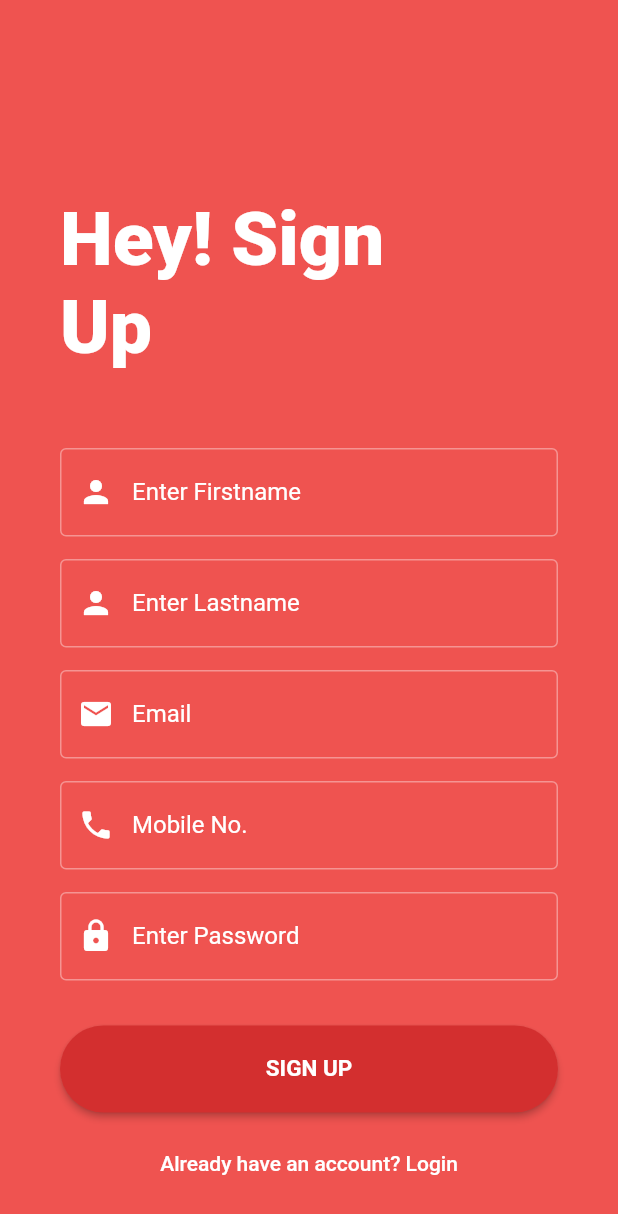
After one commit to FlutterStack/est, a Flutter app: the SignUp screen opened by its route, after a tap on "SIGN UP", on a phone screen of 412 x 824 dp. The commit adds this screen. Shown: the top 1214 px of the screen. Run offline on Flutter 3.47's test engine with Material 2 defaults, Android fonts, the phone set to English and light mode, and no system bars; our stand-ins replace bloc, carousel_pro, equatable, flutter_bloc, font_awesome_flutter, google_fonts and 4 more; missing offline and left inert: dropdownfield; accounts and stored records are empty; network calls fail.

Commit message:
Added sign up functionality

```diff
--- /dev/null
+++ b/app/lib/SignupScreen/signup.dart
@@ -0,0 +1,217 @@
+import 'package:expert_properties/bloc/user/cubit/user_cubit.dart';
+import 'package:expert_properties/bloc/userfavorites/cubit/userfavorites_cubit.dart';
+import 'package:expert_properties/constants.dart';
+import 'package:flutter/material.dart';
+import 'package:flutter_bloc/flutter_bloc.dart';
+import 'package:wave/config.dart';
+import 'package:wave/wave.dart';
+
+class SignUp extends StatefulWidget {
+  @override
+  _SignUpState createState() => _SignUpState();
+}
+
+class _SignUpState extends State<SignUp> {
+  final TextEditingController _txtFirstname = TextEditingController();
+  final TextEditingController _txtLastname = TextEditingController();
+  final TextEditingController _txtEmail = TextEditingController();
+  final TextEditingController _txtMobile = TextEditingController();
+  final TextEditingController _txtPassword = TextEditingController();
+  final GlobalKey<ScaffoldState> _scaffoldKey = GlobalKey<ScaffoldState>();
+  bool isRegistered = false;
+  @override
+  void dispose() {
+    _txtFirstname.dispose();
+    _txtLastname.dispose();
+    _txtEmail.dispose();
+    _txtMobile.dispose();
+    _txtPassword.dispose();
+    super.dispose();
+  }
+
+  @override
+  Widget build(BuildContext context) {
+    return Scaffold(
+      backgroundColor: Colors.red[400],
+      key: _scaffoldKey,
+      body: Container(
+        height: MediaQuery.of(context).size.height,
+        child: Container(
+          padding: EdgeInsets.all(40),
+          child: Column(
+            crossAxisAlignment: CrossAxisAlignment.start,
+            children: [
+              Container(
+                width: 220,
+                margin: EdgeInsets.only(
+                    top: MediaQuery.of(context).size.height * .11),
+                child: Text(
+                  'Hey! Sign Up',
+                  style: TextStyle(fontSize: 50, fontWeight: FontWeight.w900),
+                ),
+              ),
+              Column(
+                children: [
+                  SizedBox(
+                    height: 50,
+                  ),
+                  TextField(
+                    controller: _txtFirstname,
+                    decoration: InputDecoration(
+                      border: OutlineInputBorder(
+                        borderSide: BorderSide(color: Colors.white),
+                      ),
+                      labelText: 'Enter Firstname',
+                      labelStyle: TextStyle(color: Colors.white),
+                      prefixIcon: Icon(
+                        Icons.person,
+                        color: Colors.white,
+                      ),
+                    ),
+                  ),
+                  SizedBox(
+                    height: 15,
+                  ),
+                  TextField(
+                    controller: _txtLastname,
+                    decoration: InputDecoration(
+                      border: OutlineInputBorder(
+                        borderSide: BorderSide(color: Colors.white),
+                      ),
+                      labelText: 'Enter Lastname',
+                      labelStyle: TextStyle(color: Colors.white),
+                      prefixIcon: Icon(
+                        Icons.person,
+                        color: Colors.white,
+                      ),
+                    ),
+                  ),
+                  SizedBox(
+                    height: 15,
+                  ),
+                  TextField(
+                    controller: _txtEmail,
+                    decoration: InputDecoration(
+                      border: OutlineInputBorder(
+                        borderSide: BorderSide(color: Colors.white),
+                      ),
+                      labelText: 'Email',
+                      labelStyle: TextStyle(color: Colors.white),
+                      prefixIcon: Icon(
+                        Icons.email,
+                        color: Colors.white,
+                      ),
+                    ),
+                  ),
+                  SizedBox(
+                    height: 15,
+                  ),
+                  TextField(
+                    controller: _txtMobile,
+                    decoration: InputDecoration(
+                      border: OutlineInputBorder(
+                        borderSide: BorderSide(color: Colors.white),
+                      ),
+                      labelText: 'Mobile No.',
+                      labelStyle: TextStyle(color: Colors.white),
+                      prefixIcon: Icon(
+                        Icons.phone,
+                        color: Colors.white,
+                      ),
+                    ),
+                  ),
+                  SizedBox(
+                    height: 15,
+                  ),
+                  TextField(
+                    controller: _txtPassword,
+                    obscureText: true,
+                    decoration: InputDecoration(
+                      border: OutlineInputBorder(
+                        borderSide: BorderSide(color: Colors.white),
+                      ),
+                      labelText: 'Enter Password',
+                      labelStyle: TextStyle(color: Colors.white),
+                      prefixIcon: Icon(
+                        Icons.lock,
+                        color: Colors.white,
+                      ),
+                    ),
+                  ),
+                  SizedBox(
+                    height: 30,
+                  ),
+                  Container(
+                    width: MediaQuery.of(context).size.width,
+                    child: RaisedButton(
+                      shape: RoundedRectangleBorder(
+                        borderRadius: BorderRadius.circular(30.0),
+                      ),
+                      padding: EdgeInsets.all(20),
+                      color: Colors.red[700],
+                      onPressed: () {
+                        performSignUp();
+                      },
+                      child: Text(
+                        'SIGN UP',
+                        style: TextStyle(
+                            fontSize: 15, fontWeight: FontWeight.w700),
+                      ),
+                    ),
+                  ),
+                  SizedBox(
+                    height: 10,
+                  ),
+                  FlatButton(
+                    onPressed: () {
+                      Navigator.pushNamedAndRemoveUntil(
+                        context,
+                        '/login',
+                        ModalRoute.withName('/signup'),
+                      );
+                    },
+                    child: Text('Already have an account? Login'),
+                  )
+                ],
+              )
+            ],
+          ),
+        ),
+      ),
+    );
+  }
+
+  Future performSignUp() async {
+    final UserCubit _userCubit = BlocProvider.of<UserCubit>(context);
+    Map<String, dynamic> info = {
+      "firstname": _txtFirstname.text,
+      "lastname": _txtLastname.text,
+      "email": _txtEmail.text,
+      "mobile": _txtMobile.text,
+      "password": _txtPassword.text
+    };
+    isRegistered = await _userCubit.registerUser(info).then((value) => value);
+    setState(() {
+      isRegistered = isRegistered;
+    });
+
+    if (isRegistered == true) {
+      showSnackBar(context);
+    }
+  }
+
+  /////////////////////
+  ///showSnackBar
+  /////////////////////
+  void showSnackBar(BuildContext context) {
+    final snackBar = SnackBar(
+      content: Text(
+        'You successfully registered!',
+        style: TextStyle(
+            fontSize: 16.0, fontWeight: FontWeight.w600, color: Colors.white),
+      ),
+      backgroundColor: Color.fromRGBO(66, 66, 66, 0.9),
+    );
+    _scaffoldKey.currentState.showSnackBar(snackBar);
+  }
+}
--- a/app/lib/bloc/user/cubit/user_cubit.dart
+++ b/app/lib/bloc/user/cubit/user_cubit.dart
@@ -41,4 +41,13 @@ class UserCubit extends Cubit<UserState> {
       emit(UserError("Error, failed to sign in the user"));
     }
   }
+
+  Future<bool> registerUser(Map<String, dynamic> info) async {
+    try {
+      final isRegistrationSuccess = await _userRepository.registerUser(info);
+      return isRegistrationSuccess;
+    } on Exception {
+      print("Unable to register user");
+    }
+  }
 }
--- a/app/lib/bloc/user/repository/user_repository.dart
+++ b/app/lib/bloc/user/repository/user_repository.dart
@@ -1,6 +1,7 @@
 import 'dart:convert';
 import 'dart:async';
 import 'package:expert_properties/Model/user.dart';
+import 'package:expert_properties/constants.dart';
 import 'package:http/http.dart' as http;
 import 'package:expert_properties/utils.dart';
 
@@ -23,4 +24,28 @@ class UserRepository {
       print("Error: $e");
     }
   }
+
+  Future<bool> registerUser(Map<String, dynamic> info) async {
+    try {
+      var body = Map<String, dynamic>();
+      body["firstname"] = info["firstname"];
+      body["lastname"] = info["lastname"];
+      body["email"] = info["email"];
+      body["mobile"] = info["mobile"];
+      body["password"] = info["password"];
+
+      String url = utils.getEndPoint('api/v1/user/register');
+      var response = await http.post(url, body: body);
+      if (response.statusCode == 200) {
+        var data = json.decode(response.body);
+        if (data == status_code_success.toString()) {
+          return true;
+        } else {
+          return false;
+        }
+      }
+    } catch (e) {
+      print("Unable to register user");
+    }
+  }
 }
--- a/app/lib/routes.dart
+++ b/app/lib/routes.dart
@@ -1,3 +1,4 @@
+import 'package:expert_properties/SignupScreen/signup.dart';
 import 'package:expert_properties/maincreens/estates.dart';
 import 'package:flutter/material.dart';
 import 'package:expert_properties/menu/menuDashboard.dart';
@@ -19,6 +20,7 @@ import 'maincreens/to_sell_page.dart';
 import 'menu/menuDashboard.dart';
 import 'package:expert_properties/maincreens/estate_details.dart';
 import 'package:expert_properties/maincreens/user_favorites.dart';
+import 'package:expert_properties/SignupScreen/SignupScreen.dart';
 
 class Routes {
   static Route<dynamic> generateRoute(RouteSettings settings) {
@@ -49,6 +51,8 @@ class Routes {
         return MaterialPageRoute(builder: (_) => EstateDetails(args));
       case '/user/favorites':
         return MaterialPageRoute(builder: (_) => UserFavorites());
+      case '/signup':
+        return MaterialPageRoute(builder: (_) => SignUp());
     }
   }
 
```
Also changed, not shown: app/lib/login/LoginScreen.dart (+9 -6 lines), 3 other files.
